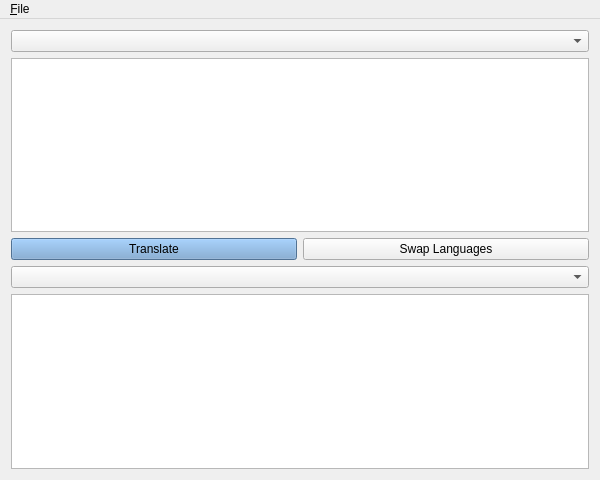
Old version of the form src/mainwindow.ui in the repository ugnelis/instant-translator.
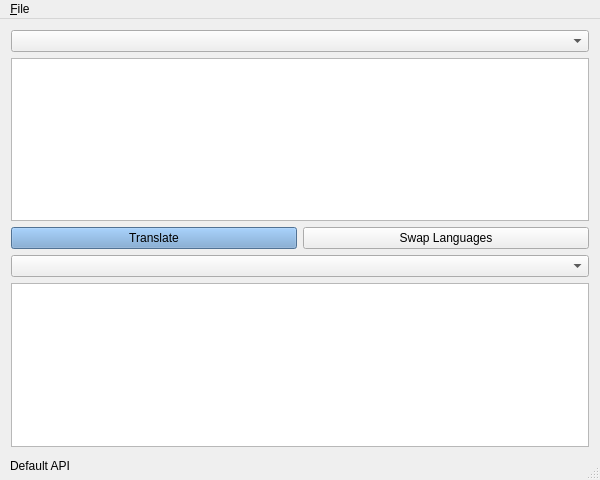
New version of the form.

Commit message: Made that API name would appear in UI corner.

What changed in the file:
```diff
--- a/src/mainwindow.ui
+++ b/src/mainwindow.ui
@@ -80,6 +80,30 @@
     </item>
    </layout>
   </widget>
+  <widget class="QStatusBar" name="statusBar">
+   <widget class="QLabel" name="currentApiLabel">
+    <property name="enabled">
+     <bool>true</bool>
+    </property>
+    <property name="geometry">
+     <rect>
+      <x>10</x>
+      <y>0</y>
+      <width>200</width>
+      <height>15</height>
+     </rect>
+    </property>
+    <property name="maximumSize">
+     <size>
+      <width>200</width>
+      <height>15</height>
+     </size>
+    </property>
+    <property name="text">
+     <string>Default API</string>
+    </property>
+   </widget>
+  </widget>
   <widget class="QMenuBar" name="menuBar">
    <property name="geometry">
     <rect>
```
Left out of the diff: 44 changed lines with no effect on the pictures. The commit also changes 1 other file.
